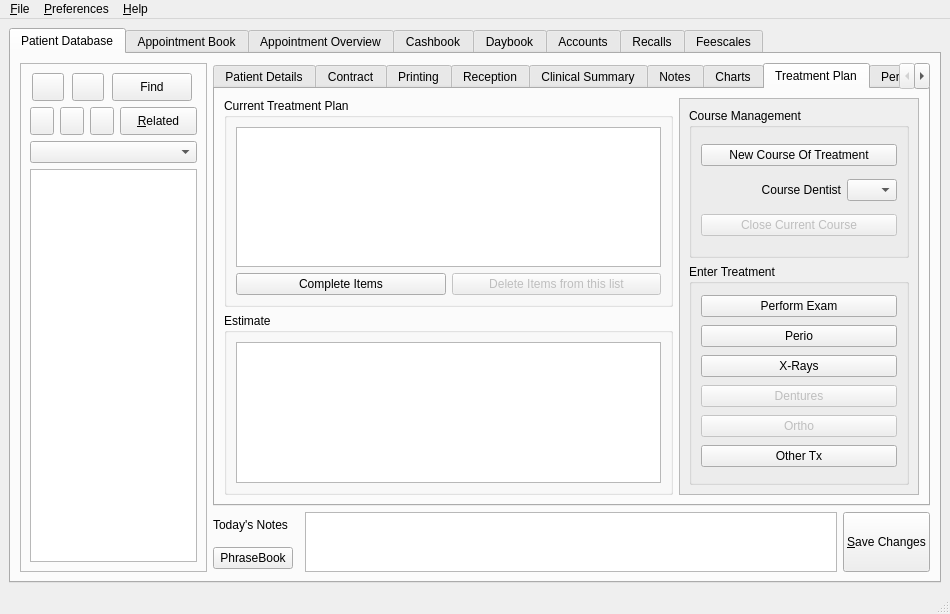
rowinggolfer/openmolar1, file qt-designer/main.ui: the form before one commit.
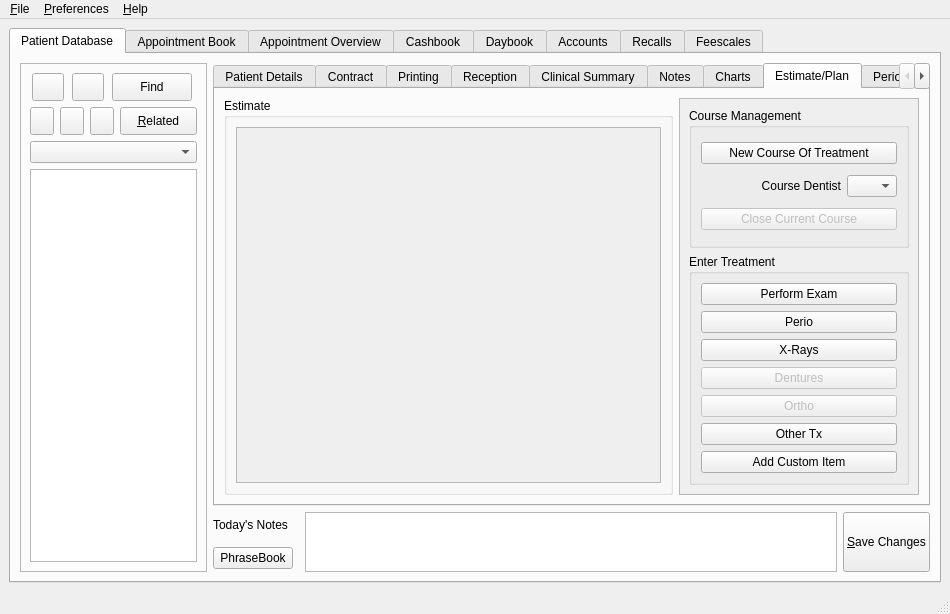
The form after the commit. The open tabs and pages were chosen to show the change. Icons and pictures are not drawn.

Patch:
```diff
--- a/qt-designer/main.ui
+++ b/qt-designer/main.ui
@@ -2554,47 +2554,37 @@
              </widget>
              <widget class="QWidget" name="tab_5" >
               <attribute name="title" >
-               <string>Treatment Plan</string>
+               <string>Estimate/Plan</string>
               </attribute>
-              <layout class="QGridLayout" name="gridLayout_21" >
-               <item row="0" column="0" >
-                <widget class="QGroupBox" name="treatmentPlan_groupBox" >
+              <layout class="QHBoxLayout" name="horizontalLayout_5" >
+               <item>
+                <widget class="QGroupBox" name="estimate_groupBox" >
                  <property name="title" >
-                  <string>Current Treatment Plan</string>
+                  <string>Estimate</string>
                  </property>
                  <layout class="QVBoxLayout" name="verticalLayout_13" >
                   <item>
-                   <widget class="QTextBrowser" name="treatmentPlanTextBrowser" />
-                  </item>
-                  <item>
-                   <layout class="QHBoxLayout" name="horizontalLayout_5" >
-                    <item>
-                     <widget class="QPushButton" name="completePlanItems_pushButton" >
-                      <property name="text" >
-                       <string>Complete Items</string>
-                      </property>
-                      <property name="icon" >
-                       <iconset resource="../resources/resources.qrc" >
-                        <normaloff>:/forward.png</normaloff>:/forward.png</iconset>
-                      </property>
-                     </widget>
-                    </item>
-                    <item>
-                     <widget class="QPushButton" name="completedItems_pushButton" >
-                      <property name="enabled" >
-                       <bool>false</bool>
-                      </property>
-                      <property name="text" >
-                       <string>Delete Items from this list</string>
-                      </property>
-                     </widget>
-                    </item>
-                   </layout>
+                   <widget class="QScrollArea" name="estimate_scrollArea" >
+                    <property name="widgetResizable" >
+                     <bool>true</bool>
+                    </property>
+                    <widget class="QWidget" name="scrollAreaWidgetContents_11" >
+                     <property name="geometry" >
+                      <rect>
+                       <x>0</x>
+                       <y>0</y>
+                       <width>430</width>
+                       <height>353</height>
+                      </rect>
+                     </property>
+                     <layout class="QHBoxLayout" name="horizontalLayout_19" />
+                    </widget>
+                   </widget>
                   </item>
                  </layout>
                 </widget>
                </item>
-               <item rowspan="2" row="0" column="1" >
+               <item>
                 <widget class="QScrollArea" name="scrollArea" >
                  <property name="sizePolicy" >
                   <sizepolicy vsizetype="Expanding" hsizetype="Minimum" >
@@ -2803,6 +2793,13 @@
                         </property>
                        </widget>
                       </item>
+                      <item>
+                       <widget class="QPushButton" name="customTx_pushButton" >
+                        <property name="text" >
+                         <string>Add Custom Item</string>
+                        </property>
+                       </widget>
+                      </item>
                      </layout>
                     </widget>
                    </item>
@@ -2810,18 +2807,6 @@
                  </widget>
                 </widget>
                </item>
-               <item row="1" column="0" >
-                <widget class="QGroupBox" name="groupBox_11" >
-                 <property name="title" >
-                  <string>Estimate</string>
-                 </property>
-                 <layout class="QHBoxLayout" name="horizontalLayout_19" >
-                  <item>
-                   <widget class="QTextBrowser" name="bigEstimate_textBrowser" />
-                  </item>
-                 </layout>
-                </widget>
-               </item>
               </layout>
              </widget>
              <widget class="QWidget" name="tab_8" >
```
Left out of the diff: 8 changed lines with no effect on the pictures.
